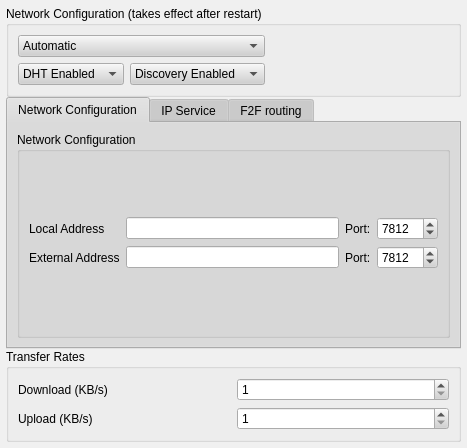
Before: the Qt Designer form retroshare-gui/src/gui/settings/ServerPage.ui in RetroShare/RetroShare, drawn with Qt 5.
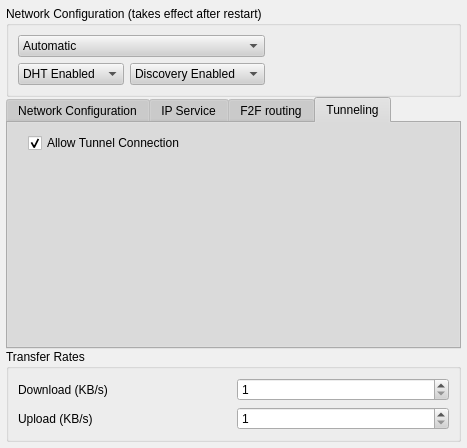
After: the same form once the commit is applied.

Commit message:
Add the tunneling connection. Warning, encryption is not implemented yet for tunnel connection, use only for testing. Redesign the udp connection Remove the rsiface duplicates from retroshare-gui. Add some randomness in timings for connect manager
Merge branch 'connectionTunneling'

Conflicts:
	libretroshare/src/libretroshare.pro
	libretroshare/src/pqi/p3connmgr.cc
	retroshare-gui/src/RetroShare.pro
	retroshare-gui/src/rsiface/rsfiles.h
	retroshare-gui/src/rsiface/rstypes.h

Diff of the .ui file:
```diff
--- a/retroshare-gui/src/gui/settings/ServerPage.ui
+++ b/retroshare-gui/src/gui/settings/ServerPage.ui
@@ -581,7 +581,7 @@
    <item row="1" column="0">
     <widget class="QTabWidget" name="tabWidget">
      <property name="currentIndex">
-      <number>0</number>
+      <number>3</number>
      </property>
      <widget class="QWidget" name="tab">
       <attribute name="title">
@@ -777,6 +777,33 @@
        </item>
       </layout>
      </widget>
+     <widget class="QWidget" name="tab_4">
+      <attribute name="title">
+       <string>Tunneling</string>
+      </attribute>
+      <widget class="QCheckBox" name="allowTunnelConnectionCB">
+       <property name="geometry">
+        <rect>
+         <x>20</x>
+         <y>10</y>
+         <width>407</width>
+         <height>20</height>
+        </rect>
+       </property>
+       <property name="toolTip">
+        <string>If you unckeck this, RetroShare can only determine your IP 
+when you connect to somebody. Leaving this checked helps 
+connecting when you have few friends. It also helps if you're 
+behind a firewall or a VPN.</string>
+       </property>
+       <property name="text">
+        <string>Allow Tunnel Connection</string>
+       </property>
+       <property name="checked">
+        <bool>true</bool>
+       </property>
+      </widget>
+     </widget>
     </widget>
    </item>
    <item row="2" column="0">
```
Left out of the diff: 32 changed lines with no effect on the pictures. The commit also changes 55 other files.
